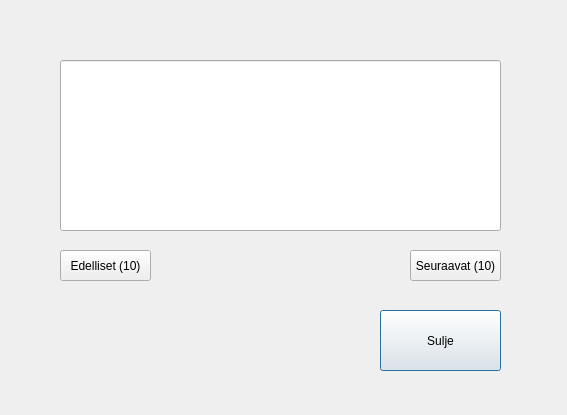
The window that bankautomat/consoletilitapahtumat.ui (tvt21kmo-bank-project/group_5) describes before a commit, drawn with Qt 5.
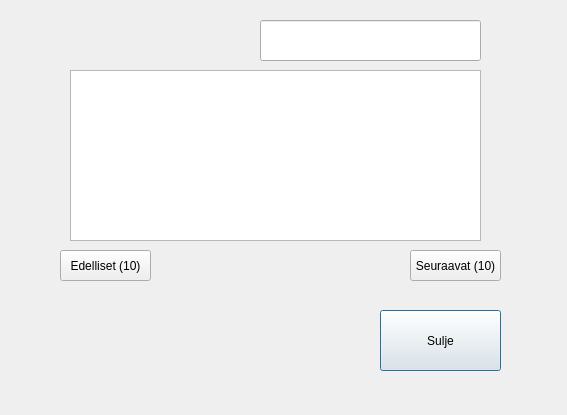
The same window after the commit.

Commit message: korjattu tulostus ja omistajan nimen tulostus

The edit to the form file:
```diff
--- a/bankautomat/consoletilitapahtumat.ui
+++ b/bankautomat/consoletilitapahtumat.ui
@@ -26,16 +26,6 @@
     <string>Sulje</string>
    </property>
   </widget>
-  <widget class="QLineEdit" name="lineEditTapahtumat">
-   <property name="geometry">
-    <rect>
-     <x>60</x>
-     <y>60</y>
-     <width>441</width>
-     <height>171</height>
-    </rect>
-   </property>
-  </widget>
   <widget class="QPushButton" name="btnPrev10">
    <property name="geometry">
     <rect>
@@ -62,6 +52,26 @@
     <string>Seuraavat (10)</string>
    </property>
   </widget>
+  <widget class="QTextEdit" name="textEditTapahtumat">
+   <property name="geometry">
+    <rect>
+     <x>70</x>
+     <y>70</y>
+     <width>411</width>
+     <height>171</height>
+    </rect>
+   </property>
+  </widget>
+  <widget class="QLineEdit" name="lineEditTapahtumat">
+   <property name="geometry">
+    <rect>
+     <x>260</x>
+     <y>20</y>
+     <width>221</width>
+     <height>41</height>
+    </rect>
+   </property>
+  </widget>
  </widget>
  <resources/>
  <connections/>
```
The commit also changes 2 other files.
